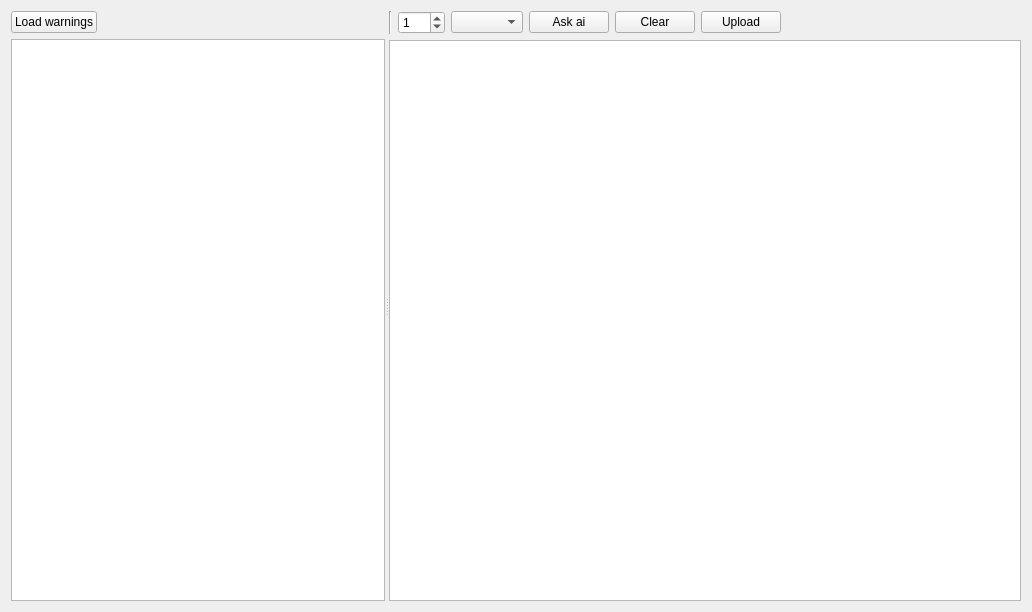
This is AmazonTemplate3/gui/panes/PaneWarnings.ui in icingerpower/AmazonTemplate3 as Qt 5 draws it before an edit. The edited form follows.
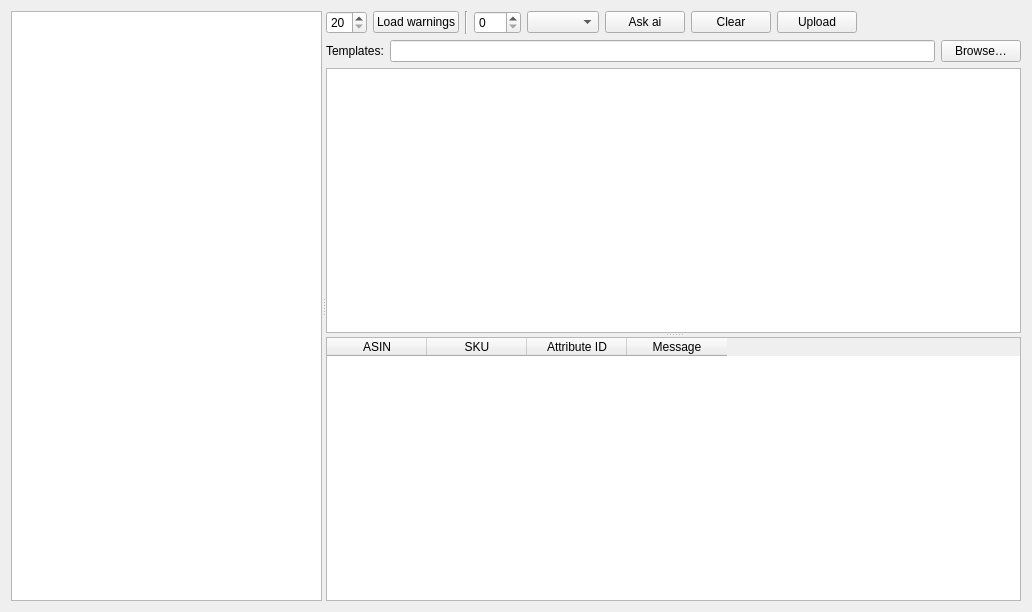
This is the edited form.

Commit message: Added PaneWarnings with broken-child fix, SKU resolution, and size table factorization.

```diff
--- a/AmazonTemplate3/gui/panes/PaneWarnings.ui
+++ b/AmazonTemplate3/gui/panes/PaneWarnings.ui
@@ -19,41 +19,37 @@
      <property name="orientation">
       <enum>Qt::Orientation::Horizontal</enum>
      </property>
-     <widget class="QWidget" name="">
+     <widget class="QWidget" name="layoutWidget">
       <layout class="QVBoxLayout" name="verticalLayout">
-       <item>
-        <layout class="QHBoxLayout" name="horizontalLayout_2">
-         <item>
-          <widget class="QPushButton" name="buttonLoadWarnings">
-           <property name="text">
-            <string>Load warnings</string>
-           </property>
-          </widget>
-         </item>
-         <item>
-          <spacer name="horizontalSpacer_2">
-           <property name="orientation">
-            <enum>Qt::Orientation::Horizontal</enum>
-           </property>
-           <property name="sizeHint" stdset="0">
-            <size>
-             <width>40</width>
-             <height>20</height>
-            </size>
-           </property>
-          </spacer>
-         </item>
-        </layout>
-       </item>
        <item>
         <widget class="QListWidget" name="listWidgetAmazon"/>
        </item>
       </layout>
      </widget>
-     <widget class="QWidget" name="">
+     <widget class="QWidget" name="layoutWidget">
       <layout class="QVBoxLayout" name="verticalLayout_2">
        <item>
         <layout class="QHBoxLayout" name="horizontalLayout">
+         <item>
+          <widget class="QSpinBox" name="spinBoxNumberWarnings">
+           <property name="minimum">
+            <number>20</number>
+           </property>
+           <property name="maximum">
+            <number>50</number>
+           </property>
+           <property name="singleStep">
+            <number>10</number>
+           </property>
+          </widget>
+         </item>
+         <item>
+          <widget class="QPushButton" name="buttonLoadWarnings">
+           <property name="text">
+            <string>Load warnings</string>
+           </property>
+          </widget>
+         </item>
          <item>
           <widget class="Line" name="line">
            <property name="orientation">
@@ -70,7 +66,7 @@
             <number>100</number>
            </property>
            <property name="value">
-            <number>1</number>
+            <number>0</number>
            </property>
           </widget>
          </item>
@@ -121,7 +117,58 @@
         </layout>
        </item>
        <item>
-        <widget class="QTableView" name="tableViewWarnings"/>
+        <layout class="QHBoxLayout" name="horizontalLayoutTemplateFolder">
+         <item>
+          <widget class="QLabel" name="labelTemplateFolder">
+           <property name="text">
+            <string>Templates:</string>
+           </property>
+          </widget>
+         </item>
+         <item>
+          <widget class="QLineEdit" name="lineEditTemplateFolder"/>
+         </item>
+         <item>
+          <widget class="QPushButton" name="buttonBrowseTemplateDir">
+           <property name="text">
+            <string>Browse…</string>
+           </property>
+          </widget>
+         </item>
+        </layout>
+       </item>
+       <item>
+        <widget class="QSplitter" name="splitterVertical">
+         <property name="orientation">
+          <enum>Qt::Orientation::Vertical</enum>
+         </property>
+         <widget class="QTreeView" name="tableViewWarnings"/>
+         <widget class="QTableWidget" name="tableWidgetExcluded">
+          <property name="columnCount">
+           <number>4</number>
+          </property>
+          <column>
+           <property name="text">
+            <string>ASIN</string>
+           </property>
+          </column>
+          <column>
+           <property name="text">
+            <string>SKU</string>
+           </property>
+          </column>
+          <column>
+           <property name="text">
+            <string>Attribute ID</string>
+           </property>
+          </column>
+          <column>
+           <property name="text">
+            <string>Message</string>
+           </property>
+          </column>
+         </widget>
+        </widget>
        </item>
       </layout>
      </widget>
```
Left out of the diff: 2 changed lines with no effect on the pictures. The commit also changes 18 other files.
